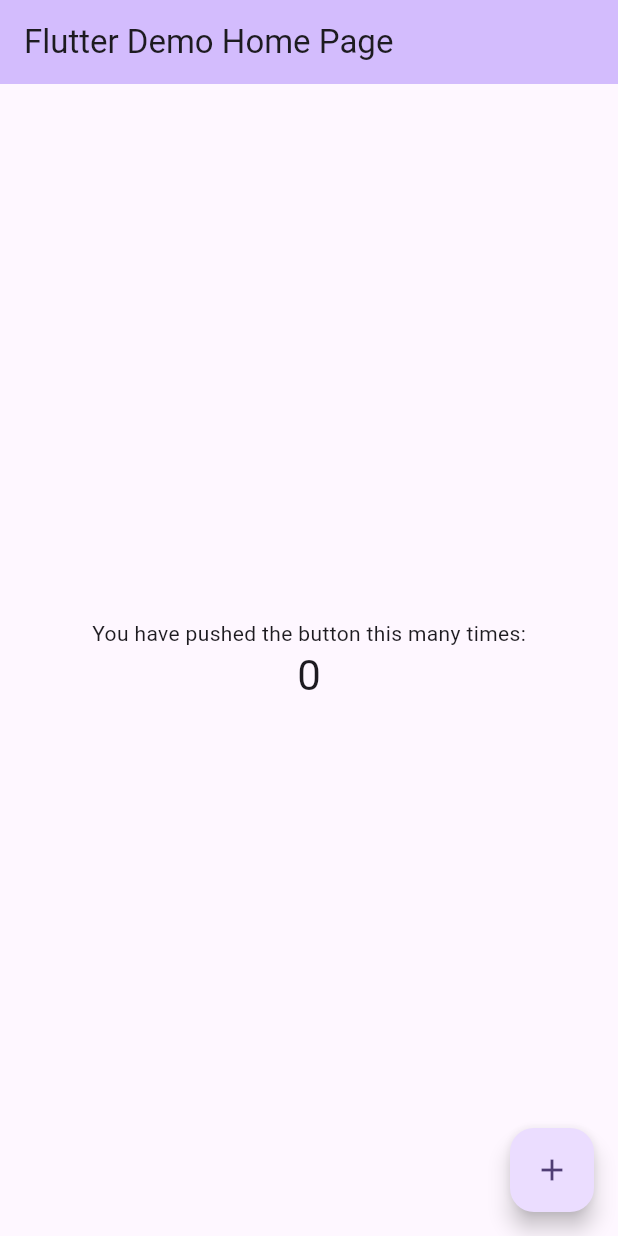
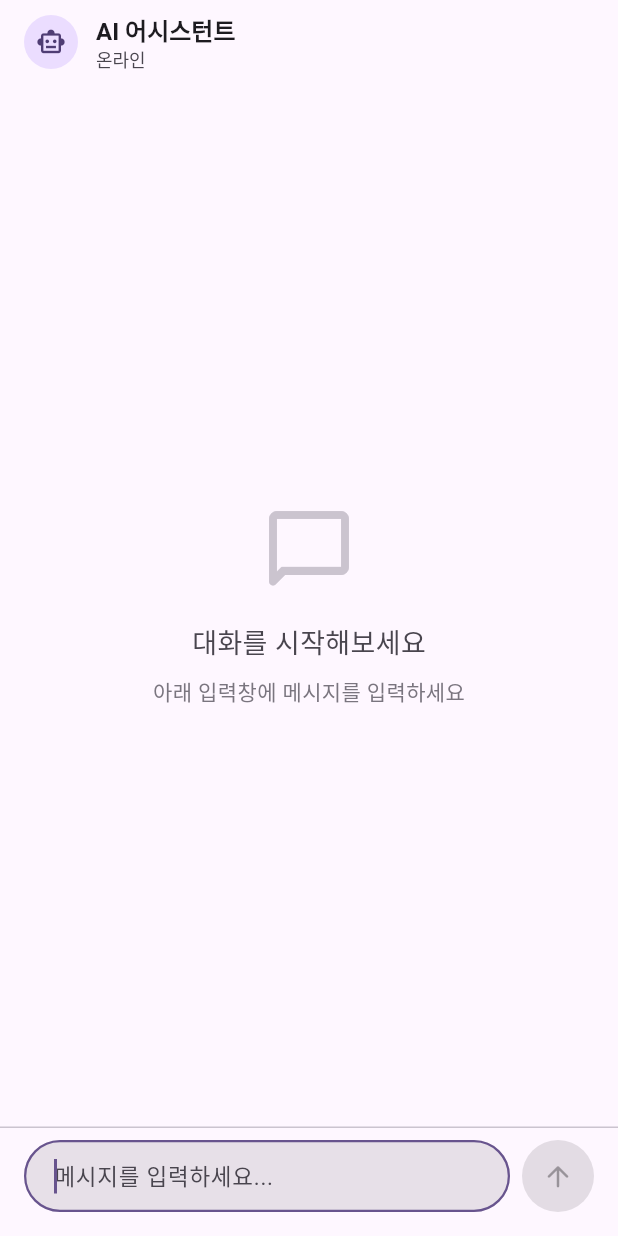
Before and after one commit to moonmonoon/maieut, a Flutter app: the screen it shows after launch, on a phone screen of 412 x 824 dp. Run offline on Flutter 3.47's test engine with Material 3 defaults, Android fonts, the phone set to English and light mode, and no system bars.

Commit message:
✨ feat: 채팅 화면 기본 UI 구현

```diff
--- a/lib/main.dart
+++ b/lib/main.dart
@@ -1,4 +1,5 @@
 import 'package:flutter/material.dart';
+import 'screens/chat_screen.dart';
 
 void main() {
   runApp(const MyApp());
@@ -7,116 +8,16 @@ void main() {
 class MyApp extends StatelessWidget {
   const MyApp({super.key});
 
-  // This widget is the root of your application.
   @override
   Widget build(BuildContext context) {
     return MaterialApp(
-      title: 'Flutter Demo',
+      title: 'Maieut',
+      debugShowCheckedModeBanner: false,
       theme: ThemeData(
-        // This is the theme of your application.
-        //
-        // TRY THIS: Try running your application with "flutter run". You'll see
-        // the application has a purple toolbar. Then, without quitting the app,
-        // try changing the seedColor in the colorScheme below to Colors.green
-        // and then invoke "hot reload" (save your changes or press the "hot
-        // reload" button in a Flutter-supported IDE, or press "r" if you used
-        // the command line to start the app).
-        //
-        // Notice that the counter didn't reset back to zero; the application
-        // state is not lost during the reload. To reset the state, use hot
-        // restart instead.
-        //
-        // This works for code too, not just values: Most code changes can be
-        // tested with just a hot reload.
-        colorScheme: .fromSeed(seedColor: Colors.deepPurple),
+        colorScheme: ColorScheme.fromSeed(seedColor: Colors.deepPurple),
+        useMaterial3: true,
       ),
-      home: const MyHomePage(title: 'Flutter Demo Home Page'),
+      home: const ChatScreen(),
     );
   }
 }
-
-class MyHomePage extends StatefulWidget {
-  const MyHomePage({super.key, required this.title});
-
-  // This widget is the home page of your application. It is stateful, meaning
-  // that it has a State object (defined below) that contains fields that affect
-  // how it looks.
-
-  // This class is the configuration for the state. It holds the values (in this
-  // case the title) provided by the parent (in this case the App widget) and
-  // used by the build method of the State. Fields in a Widget subclass are
-  // always marked "final".
-
-  final String title;
-
-  @override
-  State<MyHomePage> createState() => _MyHomePageState();
-}
-
-class _MyHomePageState extends State<MyHomePage> {
-  int _counter = 0;
-
-  void _incrementCounter() {
-    setState(() {
-      // This call to setState tells the Flutter framework that something has
-      // changed in this State, which causes it to rerun the build method below
-      // so that the display can reflect the updated values. If we changed
-      // _counter without calling setState(), then the build method would not be
-      // called again, and so nothing would appear to happen.
-      _counter++;
-    });
-  }
-
-  @override
-  Widget build(BuildContext context) {
-    // This method is rerun every time setState is called, for instance as done
-    // by the _incrementCounter method above.
-    //
-    // The Flutter framework has been optimized to make rerunning build methods
-    // fast, so that you can just rebuild anything that needs updating rather
-    // than having to individually change instances of widgets.
-    return Scaffold(
-      appBar: AppBar(
-        // TRY THIS: Try changing the color here to a specific color (to
-        // Colors.amber, perhaps?) and trigger a hot reload to see the AppBar
-        // change color while the other colors stay the same.
-        backgroundColor: Theme.of(context).colorScheme.inversePrimary,
-        // Here we take the value from the MyHomePage object that was created by
-        // the App.build method, and use it to set our appbar title.
-        title: Text(widget.title),
-      ),
-      body: Center(
-        // Center is a layout widget. It takes a single child and positions it
-        // in the middle of the parent.
-        child: Column(
-          // Column is also a layout widget. It takes a list of children and
-          // arranges them vertically. By default, it sizes itself to fit its
-          // children horizontally, and tries to be as tall as its parent.
-          //
-          // Column has various properties to control how it sizes itself and
-          // how it positions its children. Here we use mainAxisAlignment to
-          // center the children vertically; the main axis here is the vertical
-          // axis because Columns are vertical (the cross axis would be
-          // horizontal).
-          //
-          // TRY THIS: Invoke "debug painting" (choose the "Toggle Debug Paint"
-          // action in the IDE, or press "p" in the console), to see the
-          // wireframe for each widget.
-          mainAxisAlignment: .center,
-          children: [
-            const Text('You have pushed the button this many times:'),
-            Text(
-              '$_counter',
-              style: Theme.of(context).textTheme.headlineMedium,
-            ),
-          ],
-        ),
-      ),
-      floatingActionButton: FloatingActionButton(
-        onPressed: _incrementCounter,
-        tooltip: 'Increment',
-        child: const Icon(Icons.add),
-      ),
-    );
-  }
-}
--- a/lib/models/message_model.dart
+++ b/lib/models/message_model.dart
@@ -0,0 +1,27 @@
+class Message {
+  final String id;
+  final String text;
+  final bool isUser;
+  final DateTime timestamp;
+
+  const Message({
+    required this.id,
+    required this.text,
+    required this.isUser,
+    required this.timestamp,
+  });
+
+  factory Message.user(String text) => Message(
+        id: DateTime.now().microsecondsSinceEpoch.toString(),
+        text: text,
+        isUser: true,
+        timestamp: DateTime.now(),
+      );
+
+  factory Message.ai(String text) => Message(
+        id: DateTime.now().microsecondsSinceEpoch.toString(),
+        text: text,
+        isUser: false,
+        timestamp: DateTime.now(),
+      );
+}
--- a/lib/screens/chat_screen.dart
+++ b/lib/screens/chat_screen.dart
@@ -0,0 +1,246 @@
+import 'package:flutter/material.dart';
+import '../models/message_model.dart';
+import '../widgets/chat_bubble.dart';
+import '../widgets/chat_input.dart';
+
+class ChatScreen extends StatefulWidget {
+  const ChatScreen({super.key});
+
+  @override
+  State<ChatScreen> createState() => _ChatScreenState();
+}
+
+class _ChatScreenState extends State<ChatScreen> {
+  final List<Message> _messages = [];
+  final ScrollController _scrollController = ScrollController();
+  bool _isTyping = false;
+
+  @override
+  void dispose() {
+    _scrollController.dispose();
+    super.dispose();
+  }
+
+  Future<void> _handleSend(String text) async {
+    setState(() {
+      _messages.add(Message.user(text));
+      _isTyping = true;
+    });
+    _scrollToBottom();
+
+    // AI 응답 시뮬레이션 (추후 ai_service로 교체)
+    await Future.delayed(const Duration(milliseconds: 800));
+
+    if (!mounted) return;
+    setState(() {
+      _messages.add(Message.ai('안녕하세요! 메시지를 잘 받았습니다. AI 서비스 연동 후 실제 응답이 표시됩니다.'));
+      _isTyping = false;
+    });
+    _scrollToBottom();
+  }
+
+  void _scrollToBottom() {
+    WidgetsBinding.instance.addPostFrameCallback((_) {
+      if (_scrollController.hasClients) {
+        _scrollController.animateTo(
+          0,
+          duration: const Duration(milliseconds: 300),
+          curve: Curves.easeOut,
+        );
+      }
+    });
+  }
+
+  @override
+  Widget build(BuildContext context) {
+    final colorScheme = Theme.of(context).colorScheme;
+
+    return Scaffold(
+      appBar: AppBar(
+        backgroundColor: colorScheme.surface,
+        elevation: 0,
+        scrolledUnderElevation: 1,
+        title: Row(
+          children: [
+            CircleAvatar(
+              radius: 18,
+              backgroundColor: colorScheme.primaryContainer,
+              child: Icon(
+                Icons.smart_toy_outlined,
+                size: 20,
+                color: colorScheme.onPrimaryContainer,
+              ),
+            ),
+            const SizedBox(width: 12),
+            Column(
+              crossAxisAlignment: CrossAxisAlignment.start,
+              children: [
+                const Text(
+                  'AI 어시스턴트',
+                  style: TextStyle(fontSize: 16, fontWeight: FontWeight.w600),
+                ),
+                Text(
+                  _isTyping ? '입력 중...' : '온라인',
+                  style: TextStyle(
+                    fontSize: 12,
+                    color: _isTyping
+                        ? colorScheme.primary
+                        : colorScheme.onSurfaceVariant,
+                  ),
+                ),
+              ],
+            ),
+          ],
+        ),
+      ),
+      body: Column(
+        children: [
+          Expanded(
+            child: _messages.isEmpty
+                ? _buildEmptyState(colorScheme)
+                : ListView.builder(
+                    controller: _scrollController,
+                    reverse: true,
+                    padding: const EdgeInsets.symmetric(vertical: 12),
+                    itemCount: _messages.length + (_isTyping ? 1 : 0),
+                    itemBuilder: (context, index) {
+                      if (_isTyping && index == 0) {
+                        return _buildTypingIndicator(colorScheme);
+                      }
+                      final msgIndex = _messages.length -
+                          1 -
+                          (index - (_isTyping ? 1 : 0));
+                      return ChatBubble(message: _messages[msgIndex]);
+                    },
+                  ),
+          ),
+          ChatInput(onSend: _handleSend, enabled: !_isTyping),
+        ],
+      ),
+    );
+  }
+
+  Widget _buildEmptyState(ColorScheme colorScheme) {
+    return Center(
+      child: Column(
+        mainAxisSize: MainAxisSize.min,
+        children: [
+          Icon(
+            Icons.chat_bubble_outline_rounded,
+            size: 64,
+            color: colorScheme.outlineVariant,
+          ),
+          const SizedBox(height: 16),
+          Text(
+            '대화를 시작해보세요',
+            style: TextStyle(
+              fontSize: 18,
+              fontWeight: FontWeight.w500,
+              color: colorScheme.onSurfaceVariant,
+            ),
+          ),
+          const SizedBox(height: 8),
+          Text(
+            '아래 입력창에 메시지를 입력하세요',
+            style: TextStyle(
+              fontSize: 14,
+              color: colorScheme.outline,
+            ),
+          ),
+        ],
+      ),
+    );
+  }
+
+  Widget _buildTypingIndicator(ColorScheme colorScheme) {
+    return Padding(
+      padding: const EdgeInsets.fromLTRB(16, 4, 16, 4),
+      child: Row(
+        children: [
+          CircleAvatar(
+            radius: 16,
+            backgroundColor: colorScheme.primaryContainer,
+            child: Icon(
+              Icons.smart_toy_outlined,
+              size: 18,
+              color: colorScheme.onPrimaryContainer,
+            ),
+          ),
+          const SizedBox(width: 8),
+          Container(
+            padding: const EdgeInsets.symmetric(horizontal: 16, vertical: 12),
+            decoration: BoxDecoration(
+              color: colorScheme.surfaceContainerHighest,
+              borderRadius: const BorderRadius.only(
+                topLeft: Radius.circular(20),
+                topRight: Radius.circular(20),
+                bottomRight: Radius.circular(20),
+                bottomLeft: Radius.circular(4),
+              ),
+            ),
+            child: Row(
+              mainAxisSize: MainAxisSize.min,
+              children: List.generate(3, (i) => _TypingDot(delay: i * 200)),
+            ),
+          ),
+        ],
+      ),
+    );
+  }
+}
+
+class _TypingDot extends StatefulWidget {
+  final int delay;
+  const _TypingDot({required this.delay});
+
+  @override
+  State<_TypingDot> createState() => _TypingDotState();
+}
+
+class _TypingDotState extends State<_TypingDot>
+    with SingleTickerProviderStateMixin {
+  late final AnimationController _controller;
+  late final Animation<double> _animation;
+
+  @override
+  void initState() {
+    super.initState();
+    _controller = AnimationController(
+      vsync: this,
+      duration: const Duration(milliseconds: 600),
+    );
+    _animation = Tween<double>(begin: 0, end: -6).animate(
+      CurvedAnimation(parent: _controller, curve: Curves.easeInOut),
+    );
+    Future.delayed(Duration(milliseconds: widget.delay), () {
+      if (mounted) _controller.repeat(reverse: true);
+    });
+  }
+
+  @override
+  void dispose() {
+    _controller.dispose();
+    super.dispose();
+  }
+
+  @override
+  Widget build(BuildContext context) {
+    return AnimatedBuilder(
+      animation: _animation,
+      builder: (context, _) {
+        return Transform.translate(
+          offset: Offset(0, _animation.value),
+          child: Container(
+            width: 7,
+            height: 7,
+            margin: const EdgeInsets.symmetric(horizontal: 2),
+            decoration: BoxDecoration(
+              color: Theme.of(context).colorScheme.onSurfaceVariant,
+              shape: BoxShape.circle,
+            ),
+          ),
+        );
+      },
+    );
+  }
+}
--- a/lib/widgets/chat_input.dart
+++ b/lib/widgets/chat_input.dart
@@ -0,0 +1,149 @@
+import 'package:flutter/material.dart';
+import 'package:flutter/services.dart';
+
+class ChatInput extends StatefulWidget {
+  final void Function(String text) onSend;
+  final bool enabled;
+
+  const ChatInput({super.key, required this.onSend, this.enabled = true});
+
+  @override
+  State<ChatInput> createState() => _ChatInputState();
+}
+
+class _ChatInputState extends State<ChatInput> {
+  final _controller = TextEditingController();
+  final _focusNode = FocusNode();
+  bool _hasText = false;
+
+  @override
+  void initState() {
+    super.initState();
+    _controller.addListener(() {
+      setState(() => _hasText = _controller.text.trim().isNotEmpty);
+    });
+  }
+
+  @override
+  void didUpdateWidget(ChatInput oldWidget) {
+    super.didUpdateWidget(oldWidget);
+    if (!oldWidget.enabled && widget.enabled) {
+      WidgetsBinding.instance.addPostFrameCallback((_) {
+        _focusNode.requestFocus();
+      });
+    }
+  }
+
+  @override
+  void dispose() {
+    _controller.dispose();
+    _focusNode.dispose();
+    super.dispose();
+  }
+
+  void _send() {
+    final text = _controller.text.trim();
+    if (text.isEmpty || !widget.enabled) return;
+    _controller.clear();
+    widget.onSend(text);
+  }
+
+  @override
+  Widget build(BuildContext context) {
+    final colorScheme = Theme.of(context).colorScheme;
+
+    return Container(
+      padding: const EdgeInsets.fromLTRB(16, 8, 16, 16),
+      decoration: BoxDecoration(
+        color: colorScheme.surface,
+        border: Border(
+          top: BorderSide(color: colorScheme.outlineVariant, width: 1),
+        ),
+      ),
+      child: SafeArea(
+        child: Row(
+          crossAxisAlignment: CrossAxisAlignment.end,
+          children: [
+            Expanded(
+              child: Focus(
+                onKeyEvent: (_, event) {
+                  if (event is! KeyDownEvent ||
+                      event.logicalKey != LogicalKeyboardKey.enter) {
+                    return KeyEventResult.ignored;
+                  }
+                  final hw = HardwareKeyboard.instance;
+                  if (hw.isShiftPressed || hw.isControlPressed) {
+                    final sel = _controller.selection;
+                    final text = _controller.text;
+                    final newText =
+                        text.replaceRange(sel.start, sel.end, '\n');
+                    _controller.value = TextEditingValue(
+                      text: newText,
+                      selection: TextSelection.collapsed(
+                          offset: sel.start + 1),
+                    );
+                    return KeyEventResult.handled;
+                  }
+                  _send();
+                  return KeyEventResult.handled;
+                },
+                child: TextField(
+                  controller: _controller,
+                  focusNode: _focusNode,
+                  autofocus: true,
+                  enabled: widget.enabled,
+                  maxLines: 5,
+                  minLines: 1,
+                  textInputAction: TextInputAction.send,
+                  keyboardType: TextInputType.multiline,
+                  onSubmitted: (_) => _send(),
+                  style: const TextStyle(fontSize: 15),
+                  decoration: InputDecoration(
+                    hintText: '메시지를 입력하세요...',
+                    hintStyle:
+                        TextStyle(color: colorScheme.onSurfaceVariant),
+                    filled: true,
+                    fillColor: colorScheme.surfaceContainerHighest,
+                    contentPadding: const EdgeInsets.symmetric(
+                      horizontal: 16,
+                      vertical: 10,
+                    ),
+                    border: OutlineInputBorder(
+                      borderRadius: BorderRadius.circular(24),
+                      borderSide: BorderSide.none,
+                    ),
+                    enabledBorder: OutlineInputBorder(
+                      borderRadius: BorderRadius.circular(24),
+                      borderSide: BorderSide.none,
+                    ),
+                    focusedBorder: OutlineInputBorder(
+                      borderRadius: BorderRadius.circular(24),
+                      borderSide: BorderSide(
+                        color: colorScheme.primary,
+                        width: 1.5,
+                      ),
+                    ),
+                  ),
+                ),
+              ),
+            ),
+            const SizedBox(width: 8),
+            AnimatedContainer(
+              duration: const Duration(milliseconds: 200),
+              child: FilledButton(
+                onPressed: (_hasText && widget.enabled) ? _send : null,
+                style: FilledButton.styleFrom(
+                  minimumSize: const Size(48, 48),
+                  maximumSize: const Size(48, 48),
+                  padding: EdgeInsets.zero,
+                  shape: const CircleBorder(),
+                ),
+                child: const Icon(Icons.arrow_upward_rounded, size: 22),
+              ),
+            ),
+          ],
+        ),
+      ),
+    );
+  }
+}
```
Also changed, not shown: lib/widgets/chat_bubble.dart (+76 -0 lines).
